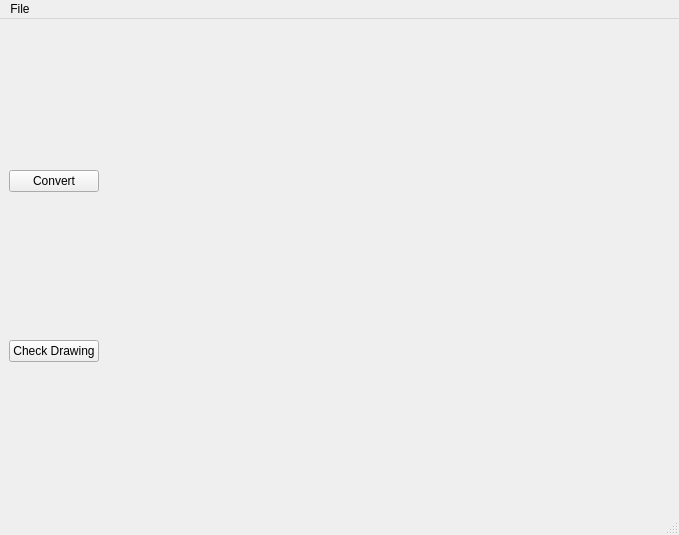
Before: the Qt Designer form src/ui/main_dialog.ui in leomolokov/primiview, drawn with Qt 5.
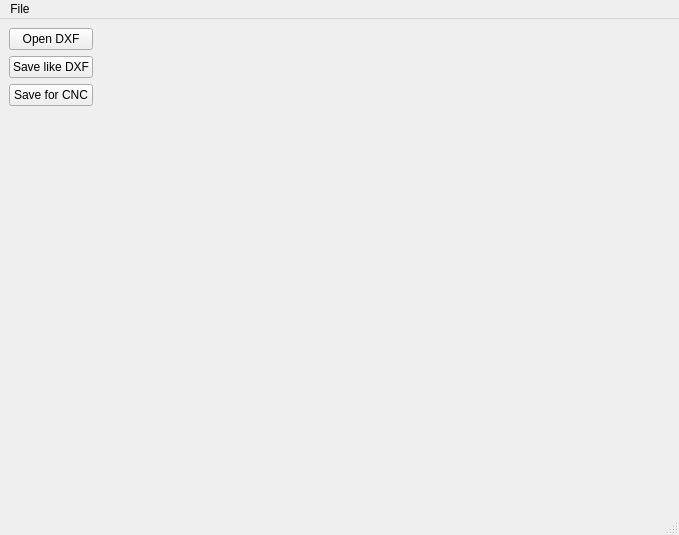
After: the same form once the commit is applied.

The edit to the form file:
```diff
--- a/src/ui/main_dialog.ui
+++ b/src/ui/main_dialog.ui
@@ -26,19 +26,57 @@
       <item>
        <layout class="QVBoxLayout" name="verticalLayout">
         <item>
-         <widget class="QPushButton" name="convertionButton">
+         <widget class="QPushButton" name="openButton">
+          <property name="minimumSize">
+           <size>
+            <width>0</width>
+            <height>20</height>
+           </size>
+          </property>
           <property name="text">
-           <string>Convert</string>
+           <string>Open DXF</string>
           </property>
          </widget>
         </item>
         <item>
-         <widget class="QPushButton" name="checkdrawingButton">
+         <widget class="QPushButton" name="savelikedxfButton">
+          <property name="minimumSize">
+           <size>
+            <width>0</width>
+            <height>20</height>
+           </size>
+          </property>
           <property name="text">
-           <string>Check Drawing</string>
+           <string>Save like DXF</string>
           </property>
          </widget>
         </item>
+        <item>
+         <widget class="QPushButton" name="cncsaveButton">
+          <property name="minimumSize">
+           <size>
+            <width>0</width>
+            <height>20</height>
+           </size>
+          </property>
+          <property name="text">
+           <string>Save for CNC</string>
+          </property>
+         </widget>
+        </item>
+        <item>
+         <spacer name="verticalSpacer">
+          <property name="orientation">
+           <enum>Qt::Vertical</enum>
+          </property>
+          <property name="sizeHint" stdset="0">
+           <size>
+            <width>20</width>
+            <height>40</height>
+           </size>
+          </property>
+         </spacer>
+        </item>
        </layout>
       </item>
       <item>
```
Left out of the diff: 2 changed lines with no effect on the pictures.
